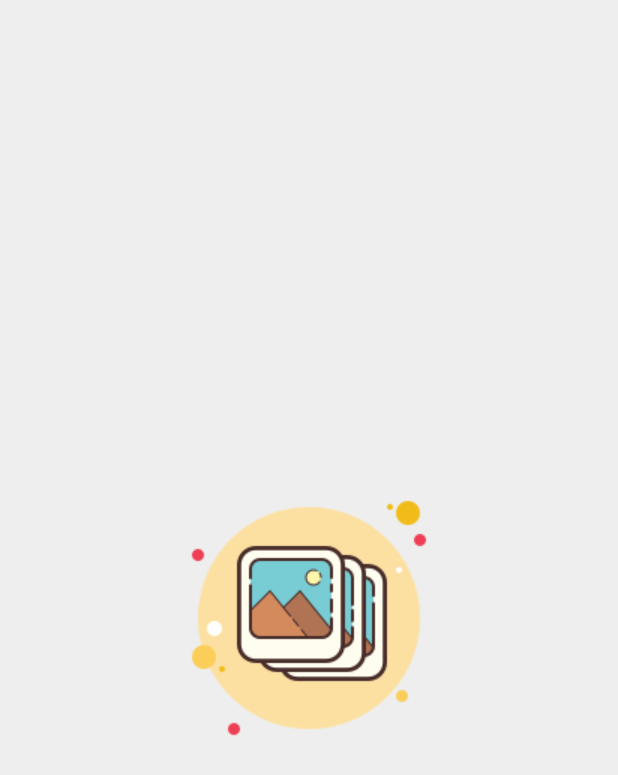
After one commit to vuphu-jc/jobchat-training-android-advanced, an Android app: the SplashScreenActivity screen opened directly, with no data from a screen before it, on a phone screen of 412 x 824 dp. The commit adds this screen. Shown: the top 775 px of the screen. Run offline under Robolectric (Android 15) with nearby library versions, the phone set to English and light mode, and no system bars; 1 statement that could not run was skipped.

Commit message:
+ update

```diff
--- /dev/null
+++ b/src/app/src/main/java/com/example/advancedandroid/SplashScreenActivity.kt
@@ -0,0 +1,17 @@
+package com.example.advancedandroid
+
+import android.content.Intent
+import androidx.appcompat.app.AppCompatActivity
+import android.os.Bundle
+import java.util.concurrent.Executor
+
+class SplashScreenActivity : AppCompatActivity() {
+
+    override fun onCreate(savedInstanceState: Bundle?) {
+        super.onCreate(savedInstanceState)
+
+        val intent = Intent(this, MainActivity::class.java)
+        startActivity(intent)
+        finish()
+    }
+}
--- /dev/null
+++ b/src/app/src/main/res/drawable/bg_splashscreen.xml
@@ -0,0 +1,12 @@
+<?xml version="1.0" encoding="utf-8"?>
+<layer-list xmlns:android="http://schemas.android.com/apk/res/android">
+
+    <item
+        android:drawable="@color/colorNearWhite"/>
+
+    <item
+        android:drawable="@drawable/icon"
+        android:gravity="center">
+    </item>
+
+</layer-list>
--- a/src/app/src/main/res/values/colors.xml
+++ b/src/app/src/main/res/values/colors.xml
@@ -3,4 +3,5 @@
     <color name="colorPrimary">#008577</color>
     <color name="colorPrimaryDark">#00574B</color>
     <color name="colorAccent">#D81B60</color>
+    <color name="colorNearWhite">#EEEEEE</color>
 </resources>
--- a/src/app/src/main/res/values/styles.xml
+++ b/src/app/src/main/res/values/styles.xml
@@ -8,4 +8,8 @@
         <item name="colorAccent">@color/colorAccent</item>
     </style>
 
+    <style name="SplashScreenTheme" parent="Theme.AppCompat.Light.NoActionBar">
+        <item name="android:windowBackground">@drawable/bg_splashscreen</item>
+    </style>
+
 </resources>
```
Also changed, not shown: src/app/src/main/AndroidManifest.xml (+7 -6 lines), src/app/src/main/java/com/example/advancedandroid/ImageRecyclerViewAdapter.kt (+7 -9 lines), src/app/src/main/java/com/example/advancedandroid/ImageUriRepository.kt (+6 -14 lines), src/app/src/main/java/com/example/advancedandroid/Utils.kt (+39 -0 lines), src/app/src/main/res/drawable/icon.png (added).
